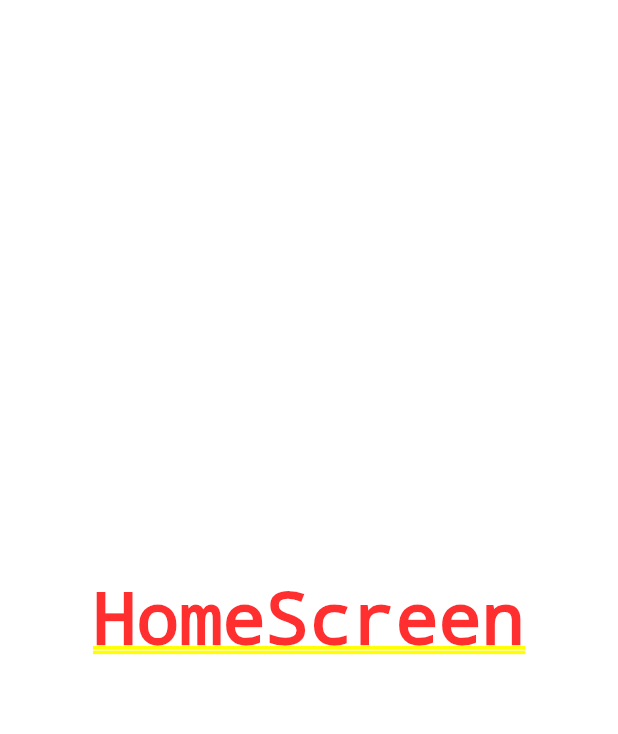
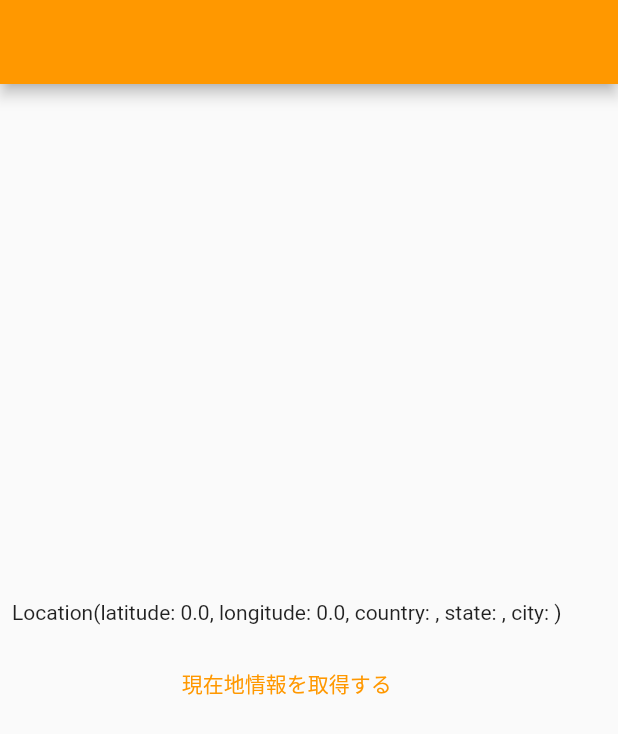
Before and after one commit to Hiro-nari/weather_info, a Flutter app: the screen it shows after launch, on a phone screen of 412 x 824 dp. Shown: the top 734 px of the screen. Run offline on Flutter 3.47's test engine with Material 2 defaults, Android fonts, the phone set to English and light mode, and no system bars; our stand-ins replace auto_route, flutter_hooks, freezed_annotation, geocoding, geolocator, hooks_riverpod.

Commit message:
2st　commit

```diff
--- /dev/null
+++ b/lib/common/utils.dart
@@ -0,0 +1,51 @@
+
+
+import 'package:geolocator/geolocator.dart';
+import 'package:weather_info/data_class/location.dart';
+import 'package:geocoding/geocoding.dart' as geoCoding;
+
+
+
+// Future<Location> getCurrentLocation() async {
+//   final isLocationEnabled = await Geolocator.isLocationServiceEnabled();
+//
+//   if (!isLocationEnabled) {
+//     return Future.error("位置情報サービスがオフになっています");
+//   }
+//
+//   var permission = await Geolocator.checkPermission();
+//   if (permission == LocationPermission.denied) {
+//     permission = await Geolocator.requestPermission();
+//     if (permission == LocationPermission.denied) {
+//       return Future.error("位置情報へのアクセスをユーザーが拒否しました");
+//     }
+//   }
+//   if (permission == LocationPermission.deniedForever) {
+//     return Future.error("位置情報へのアクセスが永遠に拒否されています");
+//   }
+//
+//   final position = await Geolocator.getCurrentPosition(
+//       desiredAccuracy: LocationAccuracy.high);
+//   final placeMarks = await geoCoding.placemarkFromCoordinates(
+//       position.latitude, position.longitude);
+//   final placeMark = placeMarks.first;
+//   return  Future.value(convert(placeMark, position));
+//
+//
+// }
+
+Location convert(geoCoding.Placemark placeMark, Position position) {
+
+  final location = Location(
+    latitude: position.latitude,
+    longitude: position.longitude,
+    country: placeMark.country ?? "",
+    state: placeMark.administrativeArea ?? "",
+    city: placeMark.locality ?? "",
+  );
+
+  print("現在位置情報 $location");
+
+  return location;
+
+}
--- a/lib/data_class/location.dart
+++ b/lib/data_class/location.dart
@@ -2,6 +2,8 @@ import 'package:freezed_annotation/freezed_annotation.dart';
 // {ファイル名}.freezed.dart　と書く
 import 'package:flutter/foundation.dart';
 part 'location.freezed.dart';
+// JSON用の生成コード
+part 'location.g.dart';
 
 
 //Freezed特有の書き方なので、スニペットを用意するのが良い
@@ -11,8 +13,15 @@ class Location with _$Location {
   const factory Location({
     required double latitude, //requiredで必須項目にする
     required double longitude,
+    required String country,
+    required String state,
+    required String city,
   }) = _Location;
+
+  factory Location.fromJson(Map<String, dynamic> json) => _$LocationFromJson(json);
 }
+
 
 //ファイル生成コマンド
 //fvm flutter packages pub run build_runner build --delete-conflicting-outputs
+// fvm flutter pub run build_runner build
--- a/lib/main.dart
+++ b/lib/main.dart
@@ -1,21 +1,58 @@
+
+
 import 'package:auto_route/auto_route.dart';
 import 'package:flutter/material.dart';
+import 'package:geolocator/geolocator.dart';
 import 'package:hooks_riverpod/hooks_riverpod.dart';
 import 'package:weather_info/screens/home_screen.dart';
 import 'package:weather_info/screens/weather_screen.dart';
 
+import 'common/utils.dart';
+import 'data_class/location.dart';
 import 'main.gr.dart';
+import 'package:geocoding/geocoding.dart' as geoCoding;
 
-final weatherProvider = StateNotifierProvider((ref) {
-  return Weather();
-});
 
-class Weather extends StateNotifier<int> {
-  Weather(): super(0);
+final positionProvider = StateNotifierProvider((_) => PositionNotifier());
 
-  //TODO　メソッドを指定
-  void increment() => state++;
+class PositionNotifier extends StateNotifier<Location> {
+  PositionNotifier() : super(const Location(longitude: 0.0, latitude: 0.0, city: '', state: '', country: ''));
+
+
+  void getLocation() async{
+   // await getCurrentLocation();
+
+    final isLocationEnabled = await Geolocator.isLocationServiceEnabled();
+
+    if (!isLocationEnabled) {
+      return Future.error("位置情報サービスがオフになっています");
+    }
+
+    var permission = await Geolocator.checkPermission();
+    if (permission == LocationPermission.denied) {
+      permission = await Geolocator.requestPermission();
+      if (permission == LocationPermission.denied) {
+        return Future.error("位置情報へのアクセスをユーザーが拒否しました");
+      }
+    }
+    if (permission == LocationPermission.deniedForever) {
+      return Future.error("位置情報へのアクセスが永遠に拒否されています");
+    }
+
+    final position = await Geolocator.getCurrentPosition(
+        desiredAccuracy: LocationAccuracy.high);
+    final placeMarks = await geoCoding.placemarkFromCoordinates(
+        position.latitude, position.longitude);
+    final placeMark = placeMarks.first;
+    final location = await Future.value(convert(placeMark, position));
+
+    state = Location(city: location.city, longitude: location.longitude, state: location.state, country: location.country, latitude: location.longitude);
+
+
+
+  }
 }
+
 
 void main() {
   runApp(ProviderScope(child: MyApp()));
--- a/lib/screens/home_screen.dart
+++ b/lib/screens/home_screen.dart
@@ -1,18 +1,46 @@
+import 'dart:async';
 
 import 'package:flutter/material.dart';
+import 'package:flutter_hooks/flutter_hooks.dart';
+import 'package:geocoding/geocoding.dart' as geoCoding;
+import 'package:geolocator/geolocator.dart';
 import 'package:hooks_riverpod/hooks_riverpod.dart';
+import 'package:weather_info/data_class/location.dart';
 
 import '../main.dart';
 
-class HomeScreen extends HookConsumerWidget {
+class HomeScreen extends ConsumerWidget {
   const HomeScreen({Key? key}) : super(key: key);
 
   @override
   Widget build(BuildContext context, WidgetRef ref) {
+    Location? location;
 
-    final state = ref.watch(weatherProvider);
-    final isWhiteBackGround = useState(true);
+    final state = ref.watch(positionProvider);
 
-    return Center(child: Text("HomeScreen"));
+    return Scaffold(
+      appBar: AppBar(),
+      body: Column(
+        mainAxisAlignment: MainAxisAlignment.center,
+        children: [
+
+          Padding(
+            padding: const EdgeInsets.all(8.0),
+            child: Text(state.toString()),
+          ),
+
+          Padding(
+            padding: const EdgeInsets.all(8.0),
+            child: TextButton(
+                onPressed: ()  {
+                  ref.read(positionProvider.notifier).getLocation();
+                },
+                child: const Text("現在地情報を取得する"),
+              ),
+          ),
+        ],
+      ),
+    );
   }
+
 }
--- a/pubspec.yaml
+++ b/pubspec.yaml
@@ -39,6 +39,9 @@ dependencies:
   flutter_hooks: ^0.18.3
   freezed_annotation: ^2.0.3
   json_serializable: ^6.2.0
+  geolocator: ^8.2.1
+  geocoding: ^2.0.4
+  json_annotation: ^4.5.0
 
 dev_dependencies:
   flutter_test:
```
Also changed, not shown: lib/data_class/location.freezed.dart, pubspec.lock, 4 other files.
